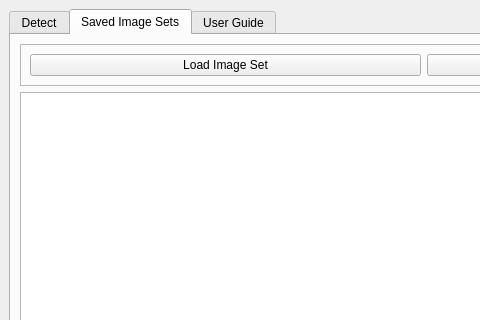
First picture: the form in assets/roof_recon_designerqt.ui, repository jauwyang/capstone-roof-recon-app, before the edit; both pictures show x 0 to 480 and y 0 to 320 of the 847 by 604 pixel window.
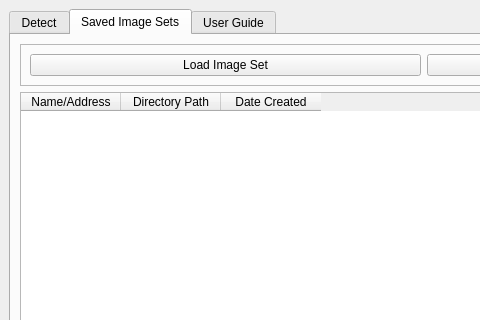
Second picture: the form after the edit. The open tabs and pages were chosen to show the change.

Commit message: added ability to load and delete image sets

Diff of the .ui file:
```diff
--- a/assets/roof_recon_designerqt.ui
+++ b/assets/roof_recon_designerqt.ui
@@ -221,7 +221,26 @@
          </widget>
         </item>
         <item row="1" column="0">
-         <widget class="QListView" name="listView"/>
+         <widget class="QTableWidget" name="ImageSetTable">
+          <property name="columnCount">
+           <number>3</number>
+          </property>
+          <column>
+           <property name="text">
+            <string>Name/Address</string>
+           </property>
+          </column>
+          <column>
+           <property name="text">
+            <string>Directory Path</string>
+           </property>
+          </column>
+          <column>
+           <property name="text">
+            <string>Date Created</string>
+           </property>
+          </column>
+         </widget>
         </item>
        </layout>
       </widget>
```
Left out of the diff: 152 changed lines with no effect on the pictures. The commit also changes 7 other files.
